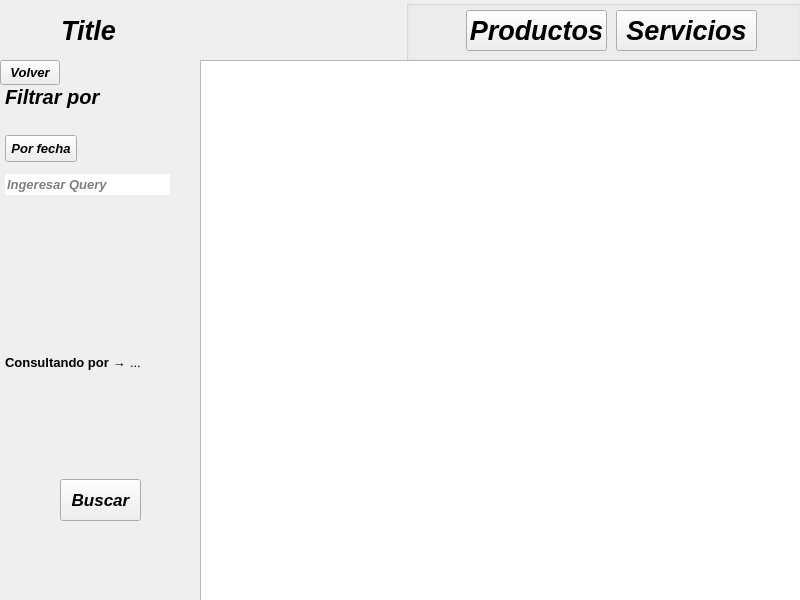
Before: the Qt Designer form GUI/sub_ventanas/ui/reportes/plantillaDesigner.ui in C-Sebastian-M/GLAM_MAKEUP_STORE, drawn with Qt 5.
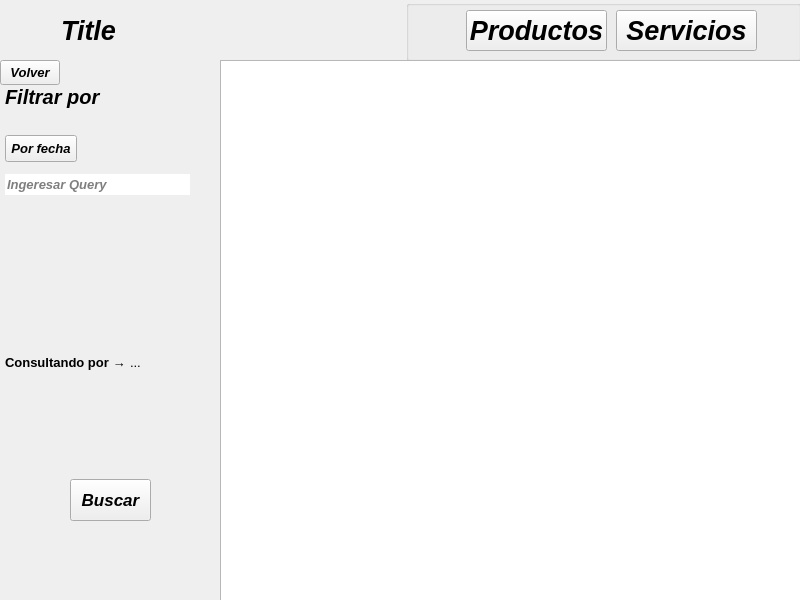
After: the same form once the commit is applied. Icons and pictures are not drawn.

```diff
--- a/GUI/sub_ventanas/ui/reportes/plantillaDesigner.ui
+++ b/GUI/sub_ventanas/ui/reportes/plantillaDesigner.ui
@@ -171,7 +171,7 @@
     <rect>
      <x>0</x>
      <y>60</y>
-     <width>201</width>
+     <width>221</width>
      <height>511</height>
     </rect>
    </property>
@@ -515,9 +515,9 @@
   <widget class="QTableWidget" name="table">
    <property name="geometry">
     <rect>
-     <x>200</x>
+     <x>220</x>
      <y>60</y>
-     <width>601</width>
+     <width>581</width>
      <height>551</height>
     </rect>
    </property>
```
Left out of the diff: 2 changed lines with no effect on the pictures.
